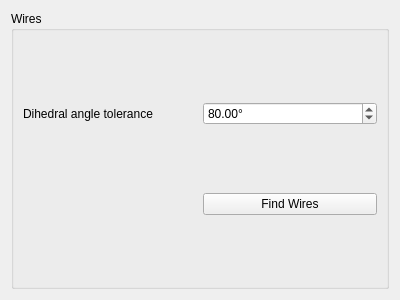
Before: the Qt Designer form Wires/WiresWidget.ui in HonghuaLi/stacker, drawn with Qt 5.
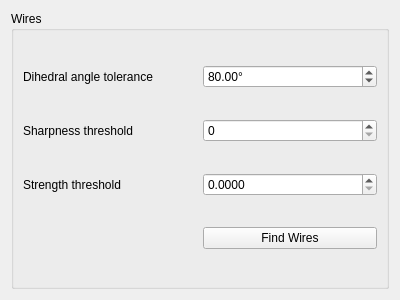
After: the same form once the commit is applied.

Diff of the .ui file:
```diff
--- a/Wires/WiresWidget.ui
+++ b/Wires/WiresWidget.ui
@@ -43,13 +43,53 @@
         </property>
        </widget>
       </item>
-      <item row="1" column="1">
+      <item row="3" column="1">
        <widget class="QPushButton" name="analyzeWiresButton">
         <property name="text">
          <string>Find Wires</string>
         </property>
        </widget>
       </item>
+      <item row="1" column="1">
+       <widget class="QDoubleSpinBox" name="sharpnessThreshold">
+        <property name="decimals">
+         <number>0</number>
+        </property>
+        <property name="maximum">
+         <double>1000000.000000000000000</double>
+        </property>
+        <property name="singleStep">
+         <double>50000.000000000000000</double>
+        </property>
+       </widget>
+      </item>
+      <item row="1" column="0">
+       <widget class="QLabel" name="label_2">
+        <property name="text">
+         <string>Sharpness threshold</string>
+        </property>
+       </widget>
+      </item>
+      <item row="2" column="1">
+       <widget class="QDoubleSpinBox" name="strengthThreshold">
+        <property name="decimals">
+         <number>4</number>
+        </property>
+        <property name="maximum">
+         <double>1000000.000000000000000</double>
+        </property>
+        <property name="singleStep">
+         <double>0.500000000000000</double>
+        </property>
+       </widget>
+      </item>
+      <item row="2" column="0">
+       <widget class="QLabel" name="label_3">
+        <property name="text">
+         <string>Strength threshold</string>
+        </property>
+       </widget>
+      </item>
      </layout>
     </widget>
    </item>
```
